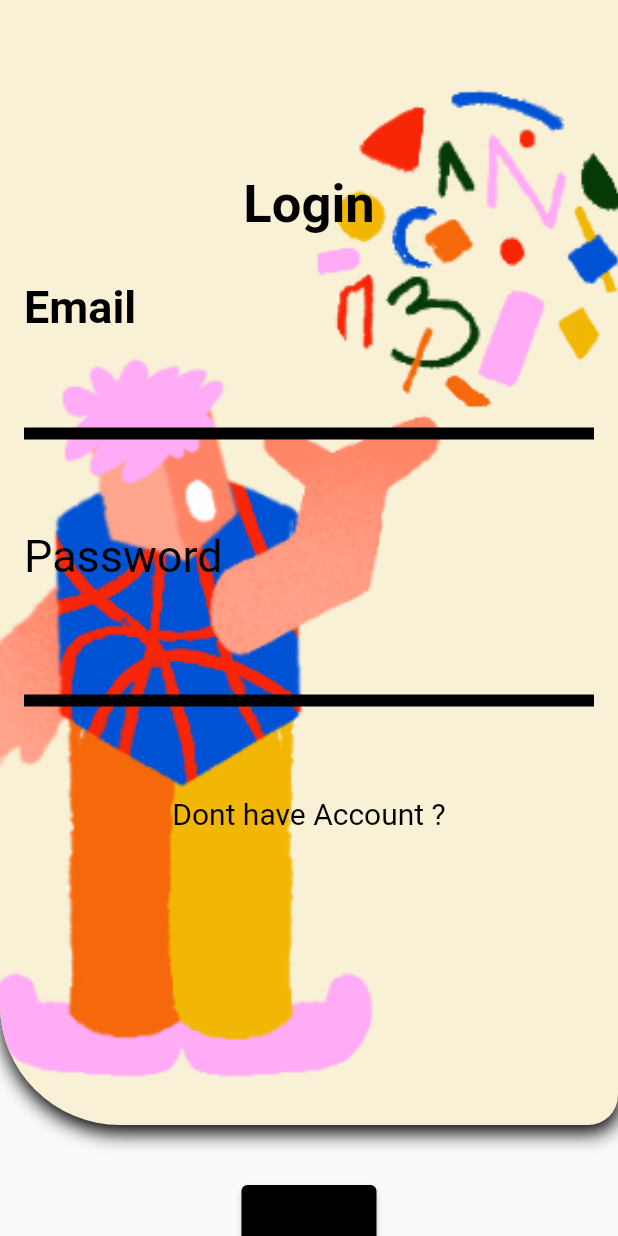
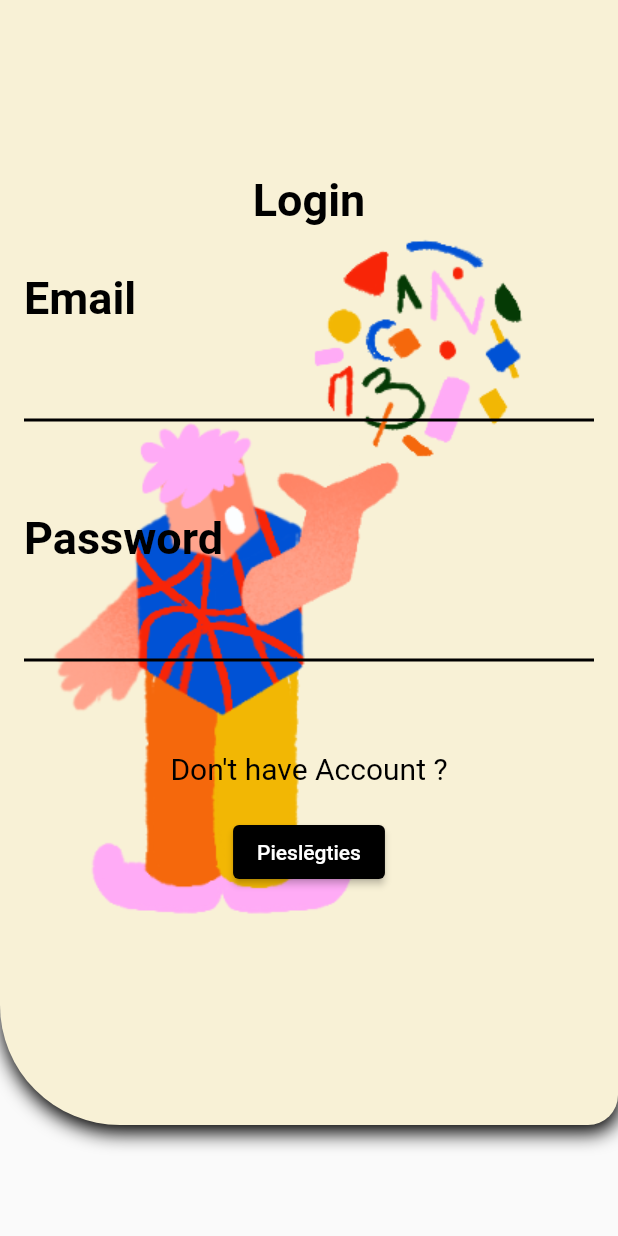
Before and after one commit to janisviksne/emori, a Flutter app: the screen it shows after launch, on a phone screen of 412 x 824 dp. Run offline on Flutter 3.47's test engine with Material 2 defaults, Android fonts, the phone set to English and light mode, and no system bars.

Commit message:
Input field custom widget, constant creation

```diff
--- a/lib/auth_screens/login.dart
+++ b/lib/auth_screens/login.dart
@@ -2,6 +2,8 @@ import 'dart:convert';
 
 import 'package:emori/auth_screens/register.dart';
 import 'package:emori/auth_screens/user.dart';
+import 'package:emori/utilities/constants.dart';
+import 'package:emori/utilities/widgets/input_field_widget.dart';
 import 'package:flutter/material.dart';
 import 'package:http/http.dart' as http;
 
@@ -15,7 +17,7 @@ class Login extends StatefulWidget {
 class _LoginState extends State<Login> {
   final _formKey = GlobalKey<FormState>();
   User user = User("", "");
-  String url = "http://192.168.8.118:8080/login";
+  String url = "http://localhost:8080/login";
 
   Future save() async {
     var res = await http.post(Uri.parse(url),
@@ -44,7 +46,7 @@ class _LoginState extends State<Login> {
                     image: DecorationImage(
                         image: AssetImage(
                             "images/auth_backgrounds/login_background.png"),
-                        fit: BoxFit.cover),
+                        fit: BoxFit.scaleDown),
                     color: Color.fromRGBO(248, 241, 214, 1),
                     boxShadow: [
                       BoxShadow(
@@ -63,49 +65,21 @@ class _LoginState extends State<Login> {
                         const SizedBox(
                           height: 100,
                         ),
-                        const Text(
-                          "Login",
-                          style: TextStyle(
-                            fontWeight: FontWeight.bold,
-                            fontSize: 35,
-                            color: Colors.black,
-                          ),
-                        ),
+                        const Text("Login", style: kInputTextStyle),
                         const SizedBox(
                           height: 30,
                         ),
                         const Align(
                           alignment: Alignment.topLeft,
-                          child: Text(
-                            "Email",
-                            style: TextStyle(
-                              fontWeight: FontWeight.bold,
-                              fontSize: 30,
-                              color: Colors.black,
+                          child: Text("Email", style: kInputTextStyle),
                         ),
-                          ),
-                        ),
-                        TextFormField(
-                          controller: TextEditingController(text: user.email),
-                          onChanged: (val) {
-                            user.email = val;
-                          },
-                          validator: (value) {
-                            if (value!.isEmpty) {
-                              return 'Password is Empty';
-                            }
-                            return null;
-                          },
-                          style: const TextStyle(
-                              fontSize: 20, color: Colors.black),
-                          decoration: const InputDecoration(
-                              errorStyle:
-                                  TextStyle(fontSize: 20, color: Colors.black),
-                              border: OutlineInputBorder(
-                                  borderSide: BorderSide.none)),
+                        InputFieldWidget(
+                          inputValue: user.email,
+                          fieldName: 'E-mail',
+                          isObscureText: false,
                         ),
                         Container(
-                          height: 8,
+                          height: 2,
                           color: Colors.black,
                         ),
                         const SizedBox(
@@ -113,38 +87,17 @@ class _LoginState extends State<Login> {
                         ),
                         const Align(
                           alignment: Alignment.topLeft,
-                          child: Text(
-                            "Password",
-                            style: TextStyle(
-                              fontSize: 30,
-                              color: Colors.black,
-                            ),
+                          child: Text("Password", style: kInputTextStyle
                               // fontWeight: FontWeight.bold,
                               ),
                         ),
-                        TextFormField(
-                          obscureText: true,
-                          controller:
-                              TextEditingController(text: user.password),
-                          onChanged: (val) {
-                            user.password = val;
-                          },
-                          validator: (value) {
-                            if (value!.isEmpty) {
-                              return 'Email is Empty';
-                            }
-                            return null;
-                          },
-                          style: const TextStyle(
-                              fontSize: 30, color: Colors.black),
-                          decoration: const InputDecoration(
-                              errorStyle:
-                                  TextStyle(fontSize: 20, color: Colors.black),
-                              border: OutlineInputBorder(
-                                  borderSide: BorderSide.none)),
+                        InputFieldWidget(
+                          inputValue: user.password,
+                          fieldName: 'Password',
+                          isObscureText: true,
                         ),
                         Container(
-                          height: 8,
+                          height: 2,
                           color: Colors.black,
                         ),
                         const SizedBox(
@@ -159,7 +112,7 @@ class _LoginState extends State<Login> {
                                       builder: (context) => Register()));
                             },
                             child: const Text(
-                              "Dont have Account ?",
+                              "Don't have Account ?",
                               style: TextStyle(
                                 fontSize: 20,
                                 color: Colors.black,
@@ -167,28 +120,23 @@ class _LoginState extends State<Login> {
                             ),
                           ),
                         ),
-                      ],
-                    ),
-                  ),
-                ),
-                const SizedBox(
-                  height: 40,
-                ),
                         Container(
-                  height: 90,
-                  width: 90,
+                          padding: const EdgeInsets.only(top: 20.0),
                           child: ElevatedButton(
-                      style: ElevatedButton.styleFrom(primary: Colors.black),
+                            style: ElevatedButton.styleFrom(
+                                primary: Colors
+                                    .black), //ToDo add the proper tone to this
                             onPressed: () {
                               if (_formKey.currentState!.validate()) {
                                 save();
                               }
                             },
-                      child: const Icon(
-                        Icons.arrow_forward,
-                        color: Colors.white,
-                        size: 30,
-                      )),
+                            child: Text('Pieslēgties'),
+                          ),
+                        ),
+                      ],
+                    ),
+                  ),
                 )
               ],
             )),
--- /dev/null
+++ b/lib/utilities/constants.dart
@@ -0,0 +1,7 @@
+import 'package:flutter/material.dart';
+
+const kInputTextStyle = TextStyle(
+  fontWeight: FontWeight.bold,
+  fontSize: 30,
+  color: Colors.black,
+);
--- /dev/null
+++ b/lib/utilities/widgets/input_field_widget.dart
@@ -0,0 +1,35 @@
+import 'package:flutter/cupertino.dart';
+import 'package:flutter/material.dart';
+
+class InputFieldWidget extends StatelessWidget {
+  InputFieldWidget(
+      {Key? key,
+      required this.inputValue,
+      required this.fieldName,
+      required this.isObscureText})
+      : super(key: key);
+  String inputValue;
+  String fieldName;
+  bool isObscureText;
+
+  @override
+  Widget build(BuildContext context) {
+    return TextFormField(
+      obscureText: isObscureText,
+      controller: TextEditingController(text: inputValue),
+      onChanged: (val) {
+        inputValue = val;
+      },
+      validator: (value) {
+        if (value!.isEmpty) {
+          return '$fieldName is Empty';
+        }
+        return null;
+      },
+      style: const TextStyle(fontSize: 20, color: Colors.black),
+      decoration: const InputDecoration(
+          errorStyle: TextStyle(fontSize: 20, color: Colors.black),
+          border: OutlineInputBorder(borderSide: BorderSide.none)),
+    );
+  }
+}
```
Lines whose indentation alone changed are shown as unchanged.
